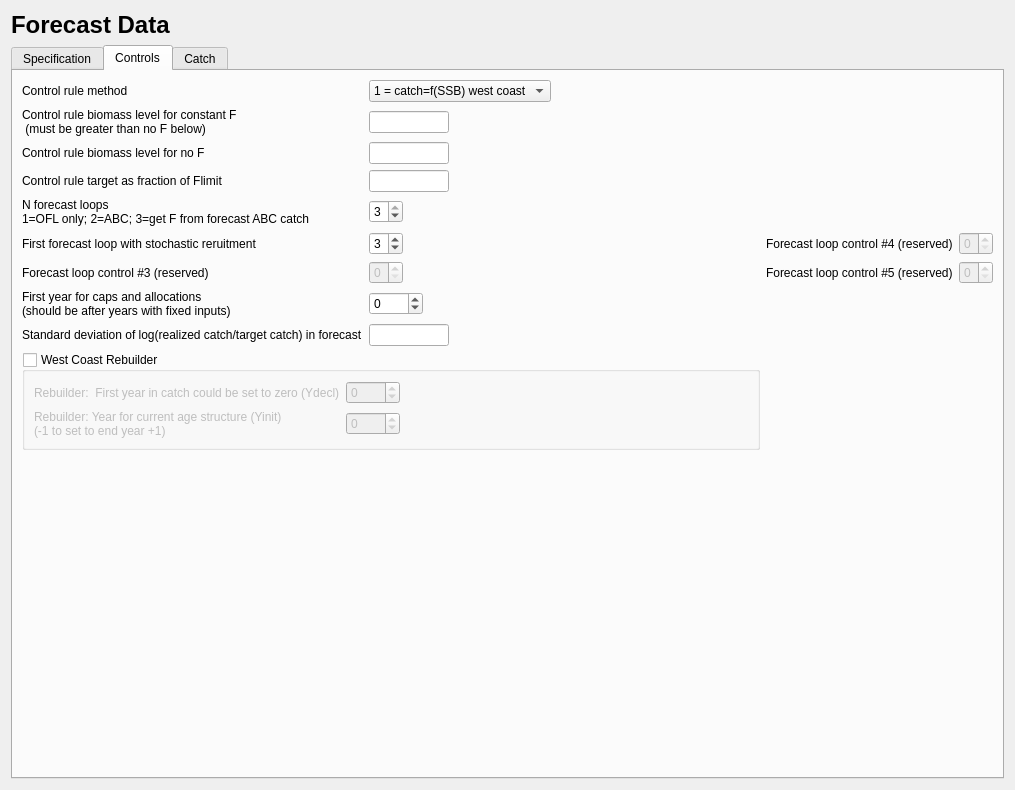
nmfs-ost/ss3-ssi, file src/forecast_widget.ui: the form before one commit.
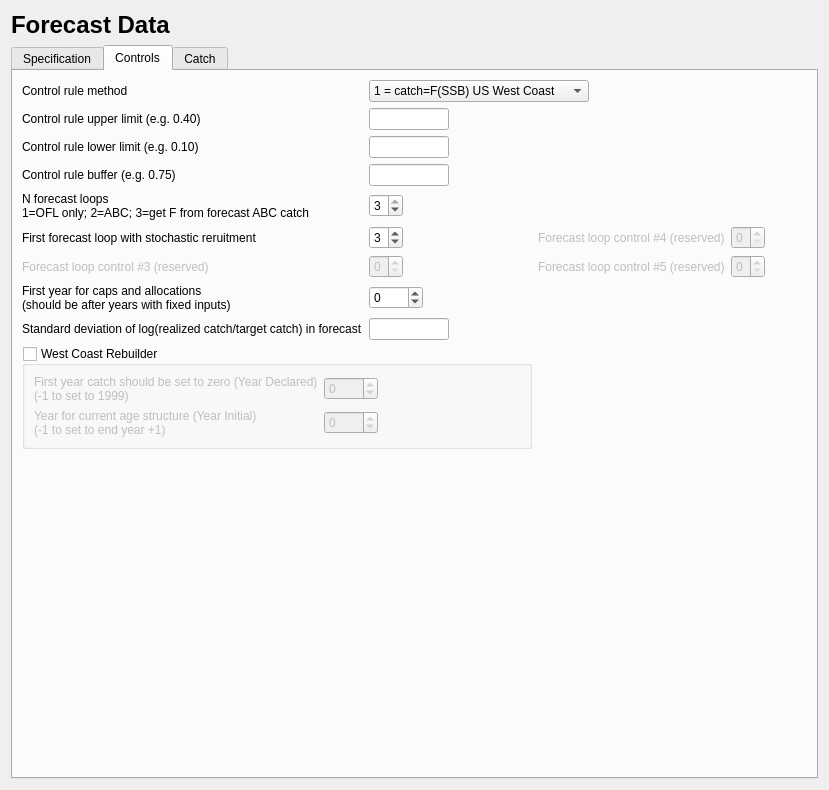
The form after the commit. The open tabs and pages were chosen to show the change. Icons and pictures are not drawn.

Diff of the .ui file:
```diff
--- a/src/forecast_widget.ui
+++ b/src/forecast_widget.ui
@@ -6,7 +6,7 @@
    <rect>
     <x>0</x>
     <y>0</y>
-    <width>1015</width>
+    <width>829</width>
     <height>790</height>
    </rect>
   </property>
@@ -949,52 +949,11 @@
       <layout class="QHBoxLayout" name="horizontalLayout_10">
        <item>
         <layout class="QGridLayout" name="gridLayout_2">
-         <item row="5" column="2">
-          <spacer name="horizontalSpacer_30">
-           <property name="orientation">
-            <enum>Qt::Horizontal</enum>
-           </property>
-           <property name="sizeHint" stdset="0">
-            <size>
-             <width>40</width>
-             <height>20</height>
-            </size>
-           </property>
-          </spacer>
-         </item>
-         <item row="0" column="1" colspan="2">
-          <layout class="QHBoxLayout" name="horizontalLayout_14">
-           <item>
-            <widget class="QComboBox" name="comboBox_control_rule">
-             <item>
-              <property name="text">
-               <string>1 = catch=f(SSB) west coast</string>
-              </property>
-             </item>
-             <item>
-              <property name="text">
-               <string>2 = F=f(SSB)</string>
-              </property>
-             </item>
-            </widget>
-           </item>
-           <item>
-            <spacer name="horizontalSpacer_11">
-             <property name="orientation">
-              <enum>Qt::Horizontal</enum>
-             </property>
-             <property name="sizeHint" stdset="0">
-              <size>
-               <width>40</width>
-               <height>20</height>
-              </size>
-             </property>
-            </spacer>
-           </item>
-          </layout>
-         </item>
          <item row="6" column="0">
           <widget class="QLabel" name="label_fcast_loops_3">
+           <property name="enabled">
+            <bool>false</bool>
+           </property>
            <property name="text">
             <string>Forecast loop control #3 (reserved)</string>
            </property>
@@ -1030,7 +989,7 @@
          <item row="3" column="0">
           <widget class="QLabel" name="label_ctl_tgt_as_fraction">
            <property name="text">
-            <string>Control rule target as fraction of Flimit</string>
+            <string>Control rule buffer (e.g. 0.75)</string>
            </property>
           </widget>
          </item>
@@ -1042,19 +1001,6 @@
            </property>
           </widget>
          </item>
-         <item row="13" column="0">
-          <spacer name="verticalSpacer_2">
-           <property name="orientation">
-            <enum>Qt::Vertical</enum>
-           </property>
-           <property name="sizeHint" stdset="0">
-            <size>
-             <width>20</width>
-             <height>40</height>
-            </size>
-           </property>
-          </spacer>
-         </item>
          <item row="4" column="0">
           <widget class="QLabel" name="label_num_forecast_loops">
            <property name="text">
@@ -1282,22 +1228,37 @@
          <item row="1" column="0">
           <widget class="QLabel" name="label_ctl_rule_const_F">
            <property name="text">
-            <string>Control rule biomass level for constant F
- (must be greater than no F below)</string>
+            <string>Control rule upper limit (e.g. 0.40)</string>
            </property>
           </widget>
          </item>
          <item row="2" column="0">
           <widget class="QLabel" name="label_ctl_rule_no_F">
            <property name="text">
-            <string>Control rule biomass level for no F</string>
+            <string>Control rule lower limit (e.g. 0.10)</string>
            </property>
           </widget>
          </item>
-         <item row="6" column="3">
-          <widget class="QLabel" name="label_fcast_loops_5">
-           <property name="text">
-            <string>Forecast loop control #5 (reserved)</string>
+         <item row="11" column="0">
+          <spacer name="verticalSpacer_2">
+           <property name="orientation">
+            <enum>Qt::Vertical</enum>
+           </property>
+           <property name="sizeHint" stdset="0">
+            <size>
+             <width>20</width>
+             <height>40</height>
+            </size>
+           </property>
+          </spacer>
+         </item>
+         <item row="5" column="4">
+          <widget class="QSpinBox" name="spinBox_fcast_loops_4">
+           <property name="enabled">
+            <bool>false</bool>
+           </property>
+           <property name="maximum">
+            <number>9</number>
            </property>
           </widget>
          </item>
@@ -1311,24 +1272,27 @@
            </property>
           </widget>
          </item>
-         <item row="5" column="3">
+         <item row="5" column="2" colspan="2">
           <widget class="QLabel" name="label_fcast_loops_4">
+           <property name="enabled">
+            <bool>false</bool>
+           </property>
            <property name="text">
             <string>Forecast loop control #4 (reserved)</string>
            </property>
           </widget>
          </item>
-         <item row="5" column="4">
-          <widget class="QSpinBox" name="spinBox_fcast_loops_4">
+         <item row="6" column="2" colspan="2">
+          <widget class="QLabel" name="label_fcast_loops_5">
            <property name="enabled">
             <bool>false</bool>
            </property>
-           <property name="maximum">
-            <number>9</number>
+           <property name="text">
+            <string>Forecast loop control #5 (reserved)</string>
            </property>
           </widget>
          </item>
-         <item row="10" column="0" colspan="3">
+         <item row="10" column="0" colspan="2">
           <widget class="QGroupBox" name="groupBox_rebuilder">
            <property name="title">
             <string>West Coast Rebuilder</string>
@@ -1373,14 +1337,15 @@
             <item row="0" column="0">
              <widget class="QLabel" name="label_rebuilder_ydecl">
               <property name="text">
-               <string>Rebuilder:  First year in catch could be set to zero (Ydecl)</string>
+               <string>First year catch should be set to zero (Year Declared)
+(-1 to set to 1999)</string>
               </property>
              </widget>
             </item>
             <item row="1" column="0">
              <widget class="QLabel" name="label_rebuilder_yinit">
               <property name="text">
-               <string>Rebuilder: Year for current age structure (Yinit)
+               <string>Year for current age structure (Year Initial)
 (-1 to set to end year +1)</string>
               </property>
              </widget>
@@ -1415,8 +1380,64 @@
            </layout>
           </widget>
          </item>
+         <item row="0" column="1" colspan="2">
+          <layout class="QHBoxLayout" name="horizontalLayout">
+           <item>
+            <widget class="QComboBox" name="comboBox_control_rule">
+             <property name="sizePolicy">
+              <sizepolicy hsizetype="Preferred" vsizetype="Fixed">
+               <horstretch>1</horstretch>
+               <verstretch>1</verstretch>
+              </sizepolicy>
+             </property>
+             <property name="minimumSize">
+              <size>
+               <width>220</width>
+               <height>22</height>
+              </size>
+             </property>
+             <item>
+              <property name="text">
+               <string>1 = catch=F(SSB) US West Coast</string>
+              </property>
+             </item>
+             <item>
+              <property name="text">
+               <string>2 = F = F(SSB)</string>
+              </property>
+             </item>
+            </widget>
+           </item>
+           <item>
+            <spacer name="horizontalSpacer_11">
+             <property name="orientation">
+              <enum>Qt::Horizontal</enum>
+             </property>
+             <property name="sizeHint" stdset="0">
+              <size>
+               <width>40</width>
+               <height>20</height>
+              </size>
+             </property>
+            </spacer>
+           </item>
+          </layout>
+         </item>
         </layout>
        </item>
+       <item>
+        <spacer name="horizontalSpacer_28">
+         <property name="orientation">
+          <enum>Qt::Horizontal</enum>
+         </property>
+         <property name="sizeHint" stdset="0">
+          <size>
+           <width>40</width>
+           <height>20</height>
+          </size>
+         </property>
+        </spacer>
+       </item>
       </layout>
      </widget>
      <widget class="QWidget" name="tab_catch">
```
Left out of the diff: 124 changed lines with no effect on the pictures.
